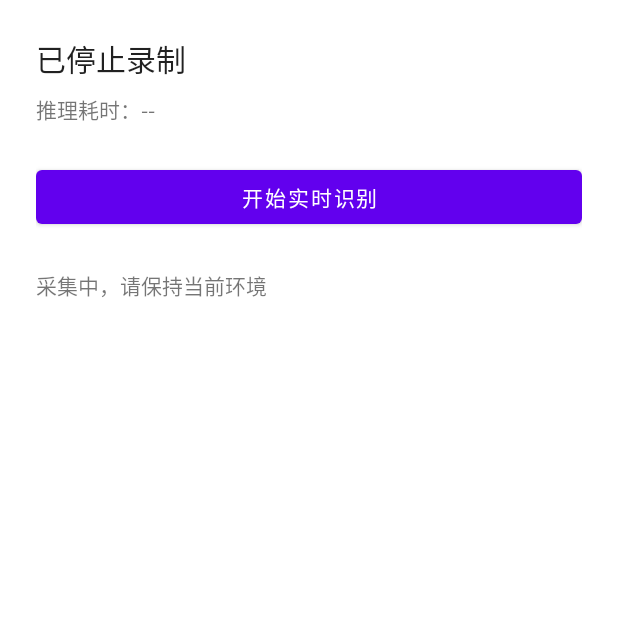
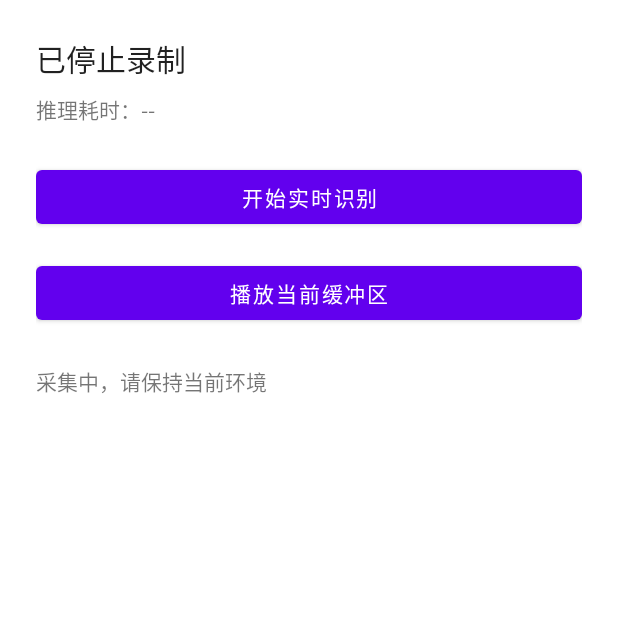
Before and after one commit to zxx264547/AI_Audio_2025, an Android app: the screen it shows after launch (MainActivity), on a phone screen of 412 x 824 dp, the top half of it. Run offline under Robolectric (Android 15) with nearby library versions, the phone set to English and light mode, and no system bars; libraries missing offline, so code that uses them is left out: org.pytorch.

Commit message:
添加缓冲区播放功能

```diff
--- a/app/src/main/res/layout/activity_main.xml
+++ b/app/src/main/res/layout/activity_main.xml
@@ -35,13 +35,23 @@
         app:layout_constraintStart_toStartOf="parent"
         app:layout_constraintEnd_toEndOf="parent" />
 
+    <Button
+        android:id="@+id/playBufferButton"
+        android:layout_width="0dp"
+        android:layout_height="wrap_content"
+        android:text="@string/play_buffer"
+        android:layout_marginTop="16dp"
+        app:layout_constraintTop_toBottomOf="@id/captureButton"
+        app:layout_constraintStart_toStartOf="parent"
+        app:layout_constraintEnd_toEndOf="parent" />
+
     <TextView
         android:id="@+id/resultText"
         android:layout_width="0dp"
         android:layout_height="wrap_content"
         android:layout_marginTop="24dp"
         android:text="@string/listening"
-        app:layout_constraintTop_toBottomOf="@id/captureButton"
+        app:layout_constraintTop_toBottomOf="@id/playBufferButton"
         app:layout_constraintStart_toStartOf="parent"
         app:layout_constraintEnd_toEndOf="parent" />
 
--- a/app/src/main/res/values/strings.xml
+++ b/app/src/main/res/values/strings.xml
@@ -11,4 +11,10 @@
     <string name="permission_denied">需要录音权限才能开始识别</string>
     <string name="inference_time_placeholder">推理耗时：--</string>
     <string name="inference_time_ms">推理耗时：%1$d ms</string>
+    <string name="noise_reduction_title">提示</string>
+    <string name="noise_reduction_message">已开启降噪模式</string>
+    <string name="ok">确定</string>
+    <string name="play_buffer">播放当前缓冲区</string>
+    <string name="no_buffer_available">暂无可播放的缓冲数据</string>
+    <string name="playing_buffer">正在回放缓冲区</string>
 </resources>
```
Also changed, not shown: app/src/main/java/com/example/passtapp/AudioSceneAnalyzer.java (+44 -0 lines), app/src/main/java/com/example/passtapp/MainActivity.java (+55 -0 lines).
